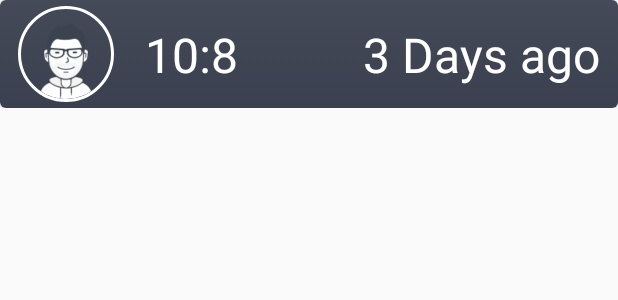
After one commit to s-msimic/SmartKickertisch, an Android app: the layout match_history_card_layout.xml on its own in the app's theme, with its tools: preview values and no code run, on a phone screen of 412 x 824 dp. The commit adds this screen. Shown: the top 300 px of the screen. Run offline under Robolectric (Android 15) with nearby library versions, the phone set to English and light mode, and no system bars.

Commit message:
Added RecyclerView to MatchHistoryFragment. Started MatchHistoryRecyclerView

```diff
--- /dev/null
+++ b/app/src/main/res/layout/match_history_card_layout.xml
@@ -0,0 +1,64 @@
+<?xml version="1.0" encoding="utf-8"?>
+<android.support.constraint.ConstraintLayout xmlns:android="http://schemas.android.com/apk/res/android"
+    android:layout_width="match_parent"
+    android:layout_height="wrap_content"
+    xmlns:app="http://schemas.android.com/apk/res-auto">
+
+    <android.support.design.card.MaterialCardView
+        android:layout_width="match_parent"
+        android:layout_height="wrap_content"
+        android:id="@+id/matchHistoryCardView"
+        app:layout_constraintTop_toTopOf="parent">
+
+        <android.support.constraint.ConstraintLayout
+            android:layout_width="match_parent"
+            android:layout_height="wrap_content"
+            android:padding="4dp"
+            android:background="@drawable/app_background">
+
+            <de.hdodenhof.circleimageview.CircleImageView
+                android:layout_width="64dp"
+                android:layout_height="64dp"
+                android:id="@+id/matchHistoryCardViewResultCircleImageView"
+                android:src="@drawable/profile_picture_preview"
+                app:civ_border_color="@color/colorWhite"
+                app:civ_border_width="2dp"
+                android:layout_marginStart="8dp"
+                app:layout_constraintTop_toTopOf="parent"
+                app:layout_constraintBottom_toBottomOf="parent"
+                app:layout_constraintStart_toStartOf="parent"
+                app:layout_constraintHorizontal_bias="0"
+                />
+
+            <TextView
+                android:layout_width="wrap_content"
+                android:layout_height="wrap_content"
+                android:id="@+id/matchHistoryCardViewScoreTextView"
+                android:text="10:8"
+                android:textSize="32sp"
+                android:textColor="@color/colorWhite"
+                app:layout_constraintTop_toTopOf="parent"
+                app:layout_constraintBottom_toBottomOf="parent"
+                app:layout_constraintStart_toEndOf="@+id/matchHistoryCardViewResultCircleImageView"
+                app:layout_constraintEnd_toStartOf="@id/matchHistoryCardViewDateTextView"
+                app:layout_constraintHorizontal_bias="0.2"
+                />
+
+            <TextView
+                android:layout_width="wrap_content"
+                android:layout_height="wrap_content"
+                android:id="@+id/matchHistoryCardViewDateTextView"
+                android:text="3 Days ago"
+                android:textSize="32sp"
+                android:textColor="@color/colorWhite"
+                android:layout_marginEnd="8dp"
+                app:layout_constraintTop_toTopOf="parent"
+                app:layout_constraintBottom_toBottomOf="parent"
+                app:layout_constraintEnd_toEndOf="parent"
+                />
+
+        </android.support.constraint.ConstraintLayout>
+
+    </android.support.design.card.MaterialCardView>
+
+</android.support.constraint.ConstraintLayout>
```
Also changed, not shown: app/src/main/java/com/example/matte/smartkickertisch/MatchHistoryFragment.java (+37 -0 lines), app/src/main/java/com/example/matte/smartkickertisch/MatchHistoryRecyclerViewAdapter.java (added, +48 -0 lines).
